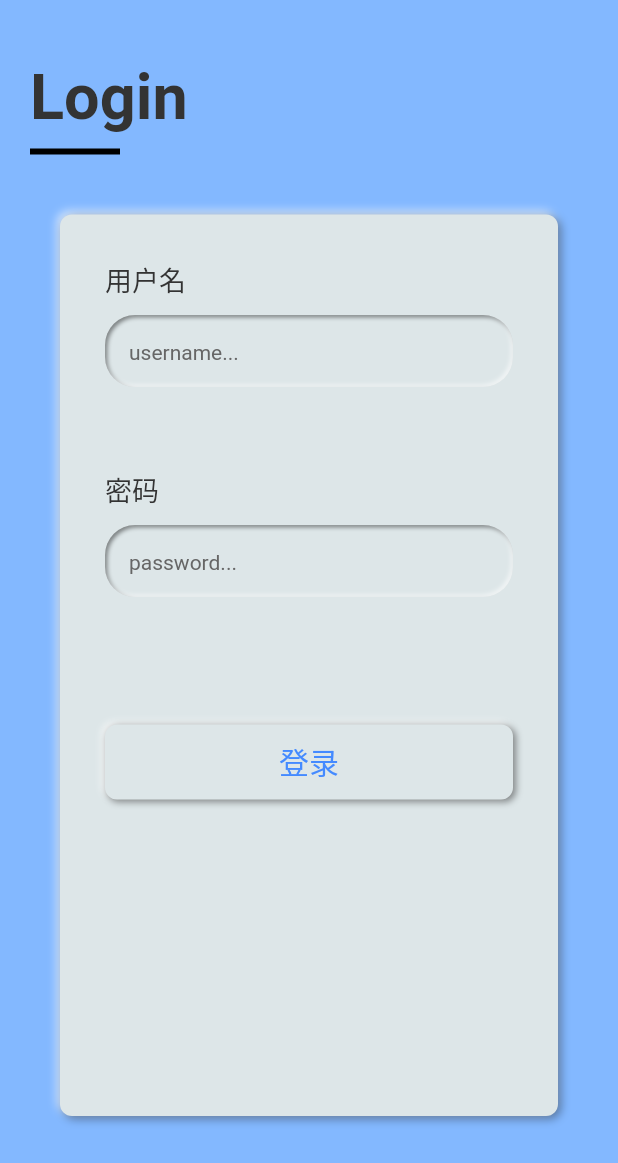
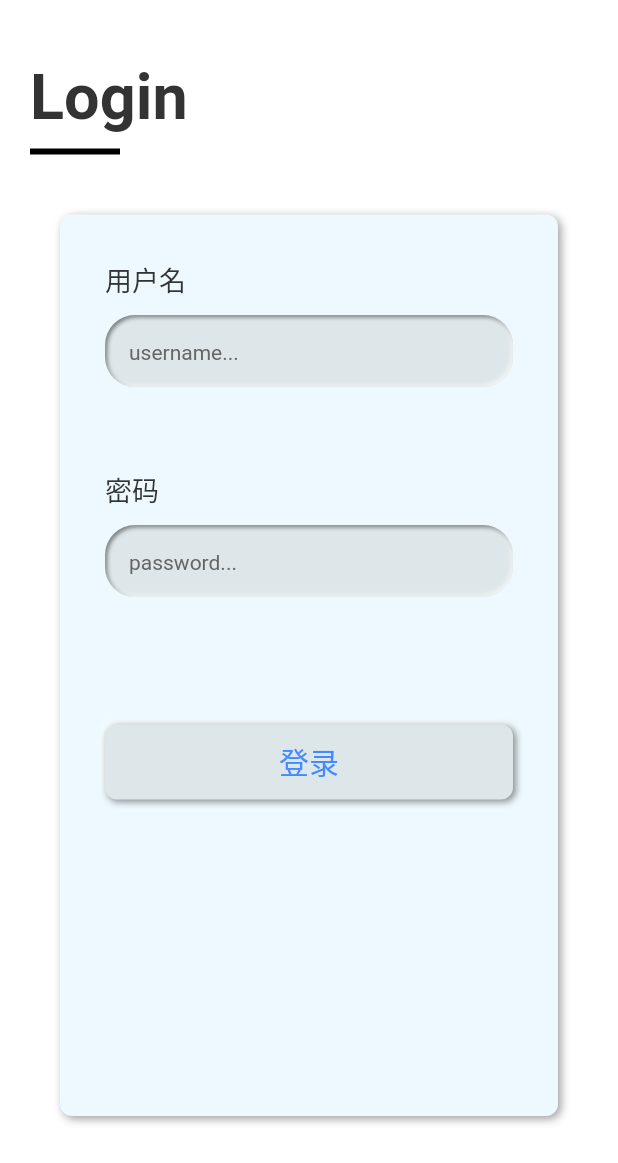
Before and after one commit to wenzhaoabc/sign_language_translate_flutter, a Flutter app: the screen it shows after launch, item 4 of the bottom bar chosen, after a tap on "登录", on a phone screen of 412 x 824 dp. Shown: the top 1163 px of the screen. Run offline on Flutter 3.47's test engine with Material 2 defaults, Android fonts, the phone set to English and light mode, and no system bars; drawn by our look-alikes of flutter_neumorphic; our stand-ins replace animated_text_kit, camera, cookie_jar, curved_navigation_bar, dio, dio_cookie_manager and 11 more; missing offline and left inert: flutter_nb_net, shake_animation_widget, yuvtransform; accounts and stored records are empty; network calls fail.

Commit message:
UI界面优化

```diff
--- a/lib/res/colours.dart
+++ b/lib/res/colours.dart
@@ -1,12 +1,18 @@
 import 'package:flutter/material.dart';
 
 class Colours {
-  static const Color app_main = Color.fromARGB(0xFF, 0x83, 0xB8, 0xFF);
+  // static const Color app_main = Color.fromARGB(0xFF, 0x83, 0xB8, 0xFF);
+  static const Color app_main = Colors.white;
   static const Color dark_app_main = Color.fromARGB(0xFF, 0x18, 0x19, 0x1A);
 
-  static const Color d_bg = Color.fromARGB(0xFF, 0xC6, 0xCD, 0xFF);
-  static const Color er_bg = Color.fromARGB(0xFF, 0x24, 0x8B, 0xD6);
-  static const Color most_bg = Color.fromARGB(0xFF, 0x0F, 0x6B, 0xAE);
+  // static const Color d_bg = Color.fromARGB(0xFF, 0xC6, 0xCD, 0xFF);
+  // static const Color d_bg = Color.fromARGB(0xFF, 0xC0, 0xD2, 0xFA);
+  static const Color d_bg = Color.fromARGB(0xFF, 0xED, 0xF9, 0xFE);
+  // static const Color d_bg = Color.fromARGB(0xFF, 0x96, 0xA9, 0xEB);
+  static const Color er_bg = Color.fromARGB(0xFF, 0x44, 0x9A, 0xDE);
+  // static const Color er_bg = Color.fromARGB(0xFF, 0x24, 0x8B, 0xD6);
+  // static const Color most_bg = Color.fromARGB(0xFF, 0x0F, 0x6B, 0xAE);
+  static const Color most_bg = Color.fromARGB(0xFF, 0xD3, 0xE9, 0xEE);
 
   static const Color bg_color = Color.fromARGB(0xff, 219, 230, 232);
   static const Color dark_bg_color = Color(0xFF18191A);
--- a/lib/setting/page/LoginPage.dart
+++ b/lib/setting/page/LoginPage.dart
@@ -59,6 +59,9 @@ class _LoginPageState extends State<LoginPage> {
             child: Container(
               width: MediaQuery.of(context).size.width,
               child: Neumorphic(
+                style: const NeumorphicStyle(
+                  color: Colours.d_bg,
+                ),
                 margin: const EdgeInsets.only(
                     left: 40, right: 40, top: 40, bottom: 80),
                 padding: const EdgeInsets.all(30),
--- a/lib/setting/page/register_page.dart
+++ b/lib/setting/page/register_page.dart
@@ -101,6 +101,7 @@ class _RegisterPageState extends State<RegisterPage> {
                 child: const Text(
                   'Register',
                   style: TextStyle(fontSize: 42, fontWeight: FontWeight.bold),
+
                 ),
               ),
               Container(
@@ -115,6 +116,9 @@ class _RegisterPageState extends State<RegisterPage> {
             child: SizedBox(
               width: deviceWidth > 500 ? 500 : deviceWidth,
               child: Neumorphic(
+                style: const NeumorphicStyle(
+                  color: Colours.d_bg,
+                ),
                 margin: const EdgeInsets.only(
                     left: 40, right: 40, top: 40, bottom: 80),
                 padding: const EdgeInsets.only(top: 30, left: 30, right: 30),
@@ -154,6 +158,7 @@ class _RegisterPageState extends State<RegisterPage> {
           height: 150,
           child: (imageBytes == null)
               ? const Icon(Icons.tag_faces_sharp, color: Colors.grey, size: 130)
+              // ? const Icon(Icons.tag_faces_sharp, color: Colours.most_bg, size: 130)
               : Image.memory(imageBytes!, fit: BoxFit.cover),
         ),
       ),
--- a/lib/setting/page/setting_page.dart
+++ b/lib/setting/page/setting_page.dart
@@ -93,10 +93,16 @@ class _SettingPageState extends State<SettingPage> {
       body: Column(
         children: [
           Neumorphic(
+            style: const NeumorphicStyle(
+              color: Colours.d_bg,
+            ),
             margin: const EdgeInsets.all(30),
             child: _generateHeadUser(),
           ),
           Neumorphic(
+            style: const NeumorphicStyle(
+              color: Colours.d_bg,
+            ),
             margin: const EdgeInsets.all(30),
             padding: const EdgeInsets.all(10),
             child: Column(
@@ -120,11 +126,12 @@ class _SettingPageState extends State<SettingPage> {
                     const Expanded(child: SizedBox()),
                     NeumorphicButton(
                       style: const NeumorphicStyle(
+                          // color:Colors.blueAccent,
                           boxShape: NeumorphicBoxShape.circle(),
                           depth: 2,
                           intensity: 0.8),
                       pressed: true,
-                      child: const Icon(Icons.arrow_forward),
+                      child: const Icon(Icons.arrow_forward,color: Colors.blueAccent,),
                       onPressed: () {
                         var userStr = getStringAsync(Constant.user);
                         if (userStr.isEmptyOrNull) {
@@ -160,7 +167,7 @@ class _SettingPageState extends State<SettingPage> {
                           depth: 2,
                           intensity: 0.8),
                       pressed: true,
-                      child: const Icon(Icons.arrow_forward),
+                      child: const Icon(Icons.arrow_forward,color: Colors.blueAccent),
                       onPressed: () {
                         var userStr = getStringAsync(Constant.user);
                         if (userStr.isEmptyOrNull) {
@@ -177,6 +184,9 @@ class _SettingPageState extends State<SettingPage> {
             ),
           ),
           Neumorphic(
+            style: const NeumorphicStyle(
+              color: Colours.d_bg,
+            ),
             margin: const EdgeInsets.all(30),
             padding: const EdgeInsets.all(10),
             child: Column(
@@ -245,6 +255,9 @@ class _SettingPageState extends State<SettingPage> {
             ),
           ),
           Neumorphic(
+            style: const NeumorphicStyle(
+              color: Colours.d_bg,
+            ),
             margin: const EdgeInsets.all(30),
             padding: const EdgeInsets.all(10),
             child: Column(
@@ -272,7 +285,7 @@ class _SettingPageState extends State<SettingPage> {
                           depth: 2,
                           intensity: 0.8),
                       pressed: true,
-                      child: const Icon(Icons.arrow_forward),
+                      child: const Icon(Icons.arrow_forward,color: Colors.blueAccent),
                       onPressed: () {
                         Navigator.of(context).push(MaterialPageRoute(
                             builder: (context) => const MyLoveWord()));
--- a/lib/study/StudyPage.dart
+++ b/lib/study/StudyPage.dart
@@ -1,12 +1,12 @@
 import 'dart:core';
 import 'package:flutter_neumorphic/flutter_neumorphic.dart';
+import 'package:flutter_svg/flutter_svg.dart';
 import 'package:sign_language/net/http.dart';
 import 'package:sign_language/res/colours.dart';
 import 'package:sign_language/study/SerachPage.dart';
 import 'package:sign_language/study/SpecialTypePage.dart';
 import 'package:sign_language/net/DataModel.dart';
 import 'package:sign_language/widgets/LearnItemWidget.dart';
-
 class StudyPage extends StatefulWidget {
   const StudyPage({Key? key}) : super(key: key);
 
@@ -14,18 +14,32 @@ class StudyPage extends StatefulWidget {
   State<StudyPage> createState() => _StudyPageState();
 }
 
+
+
+
+
+
 class _StudyPageState extends State<StudyPage> {
   List<WordItemInfo>? _wordList;
 
   final _signTypesIcon = [
     Icons.local_airport,
+    Icons.family_restroom,
+    Icons.wb_sunny_rounded,
+    Icons.nature,
+    Icons.flag_circle_outlined,
+    Icons.filter_vintage,
+    // Icons.handyman,
     Icons.people_outline,
-    Icons.sunny,
-    Icons.animation,
-    Icons.flag_circle_outlined,
-    Icons.calendar_view_day,
-    Icons.handyman,
-    Icons.sign_language_outlined
+    Icons.sign_language_outlined,
+    // SvgPicture.asset('assets/icons/local_airport.svg')
+    // SvgPicture.asset('assets/icons/people_outline.svg'),
+    // SvgPicture.asset('assets/icons/sunny.svg'),
+    // SvgPicture.asset('assets/icons/animation.svg'),
+    // SvgPicture.asset('assets/icons/flag_circle_outlined.svg'),
+    // SvgPicture.asset('assets/icons/calendar_view_day.svg'),
+    // SvgPicture.asset('assets/icons/handyman.svg'),
+    // SvgPicture.asset('assets/icons/sign_language_outlined.svg')
   ];
 
   final _signTypesTitle = ['交通工具', '亲属称谓', '天气', '动植物', '民族', '节气', '政党', '手语生成'];
@@ -89,9 +103,10 @@ class _StudyPageState extends State<StudyPage> {
             margin: const EdgeInsets.all(8),
             child: IconButton(
               iconSize: 25,
-              icon: Icon(
+              icon: const Icon(
                 Icons.search_outlined,
-                color: isInDark() ? Colours.dark_btn_icon : Colors.white,
+                color:Colors.blueAccent,
+                // color: isInDark() ? Colours.dark_btn_icon : Colors.white,
               ),
               onPressed: () {
                 Navigator.of(context).push(
@@ -151,9 +166,9 @@ class _StudyPageState extends State<StudyPage> {
     List<Color> _bgColors = const [
       Color(0xff5c2223),
       Color(0xffe6d2d5),
-      Color(0xff15559a),
-      Color(0xff8fb2c9),
-      Color(0xff12a182),
+      Color(0xffec9026),
+      Color(0xff15d939),
+      Color(0xff37d4cb),
       Color(0xfff9c116),
       Color(0xff5d3d21),
       Color(0xfff1908c)
--- a/lib/toolkit/toolkit_page.dart
+++ b/lib/toolkit/toolkit_page.dart
@@ -31,10 +31,13 @@ class _ToolkitPageState extends State<ToolkitPage> {
           Neumorphic(
             margin: const EdgeInsets.symmetric(vertical: 20, horizontal: 20),
             padding: const EdgeInsets.all(10),
+            style: const NeumorphicStyle(
+              color: Colours.d_bg,
+            ),
             child: Column(
               crossAxisAlignment: CrossAxisAlignment.start,
               children: [
-                _getHintText('特色功能'),
+                _getHintText('特色功能',Colors.black),
                 FlatSettingItem(
                     handleOnTap: () {
                       Navigator.of(context)
@@ -56,9 +59,12 @@ class _ToolkitPageState extends State<ToolkitPage> {
           Neumorphic(
             margin: const EdgeInsets.symmetric(vertical: 20, horizontal: 20),
             padding: const EdgeInsets.all(10),
+            style: const NeumorphicStyle(
+              color: Colours.d_bg,
+            ),
             child: Column(
               crossAxisAlignment: CrossAxisAlignment.start,
-              children: [_getHintText('我的紧急呼救'), const SOSListWidget()],
+              children: [_getHintText('我的紧急呼救',Colors.red), const SOSListWidget()],
             ),
           ),
         ],
@@ -66,9 +72,10 @@ class _ToolkitPageState extends State<ToolkitPage> {
     );
   }
 
-  Widget _getHintText(String text) {
+  Widget _getHintText(String text,Color in_color) {
     bool isInDark = Theme.of(context).primaryColor == Colours.dark_app_main;
-    Color textColor = isInDark ? Colors.grey : Colors.grey;
+    Color textColor=in_color;
+    // Color textColor = isInDark ? Colors.grey : Colors.grey;
     return Container(
       padding: const EdgeInsets.symmetric(horizontal: 10),
       child: Text(
--- a/lib/trans/TransPage.dart
+++ b/lib/trans/TransPage.dart
@@ -62,6 +62,7 @@ class _TransPageState extends State<TransPage> {
               Center(
                 child: FloatingActionButton.large(
                   onPressed: () => startVideo(),
+                  // backgroundColor: Colors.deepPurpleAccent,
                   backgroundColor: Colors.deepPurpleAccent,
                   // foregroundColor: Colors.white,
                   // 阴影范围
--- a/lib/widgets/FlatSettingWidget.dart
+++ b/lib/widgets/FlatSettingWidget.dart
@@ -15,7 +15,7 @@ class FlatSettingItem extends StatelessWidget {
     double deviceWidth = MediaQuery.of(context).size.width;
     bool isInDark = Theme.of(context).primaryColor == Colours.app_main;
     Color testColor = isInDark ? Colors.black : Colors.white;
-    Color iconColor = isInDark ? Colors.grey : Colors.white;
+    Color iconColor = isInDark ? Colors.blueAccent : Colors.blueAccent;
     return Container(
       padding: const EdgeInsets.symmetric(vertical: 18, horizontal: 10),
       child: InkWell(
--- a/lib/widgets/SOSListWidget.dart
+++ b/lib/widgets/SOSListWidget.dart
@@ -92,6 +92,7 @@ class _SOSListWidgetState extends State<SOSListWidget> {
     return Container(
       margin: const EdgeInsets.only(bottom: 20),
       height: 400,
+      // color:Colors.amber,
       child: SingleChildScrollView(
         child: Column(
           children: List.generate(
--- a/pubspec.yaml
+++ b/pubspec.yaml
@@ -76,6 +76,8 @@ dependencies:
   flutter_nb_net: ^1.0.2
   flutter_easyloading: ^3.0.5
   animated_text_kit: ^4.2.2
+  flutter_svg: ^1.0.0
+
 
 dev_dependencies:
   flutter_test:
```
Also changed, not shown: assets/icons/animation.svg (added), assets/icons/calendar_view_day.svg (added), assets/icons/flag_circle_outlined.svg (added), assets/icons/handyman.svg (added), assets/icons/local_airport.svg (added), assets/icons/people_outline.svg (added), assets/icons/sign_language_outlined.svg (added), assets/icons/sunny.svg (added), pubspec.lock.
